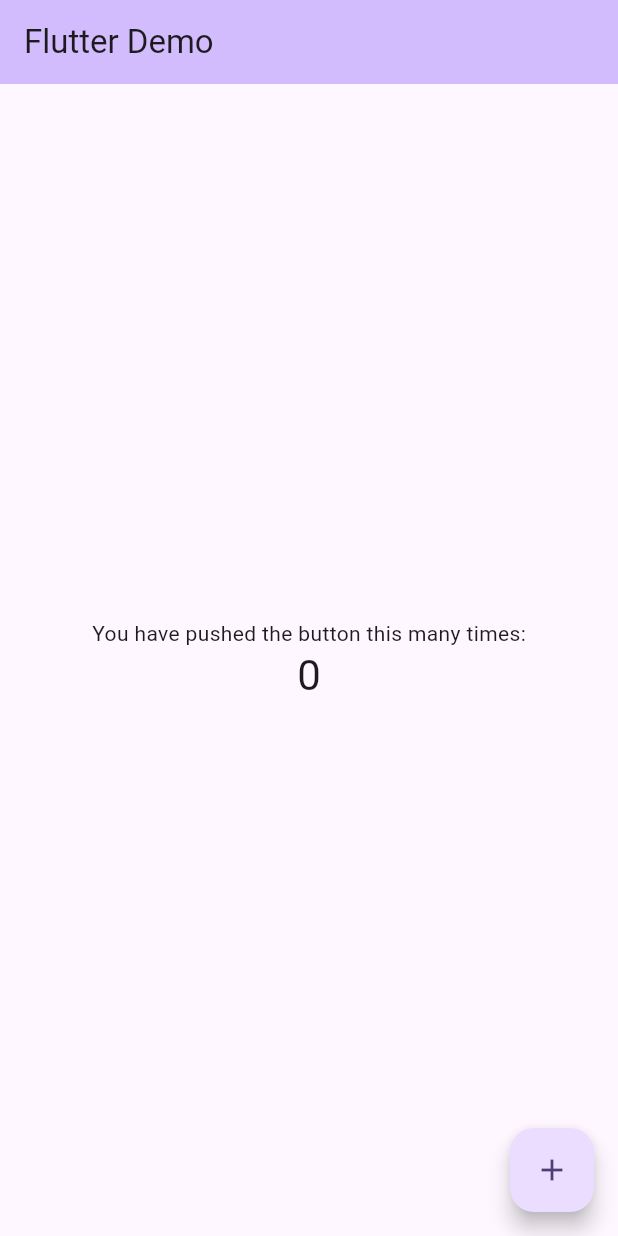
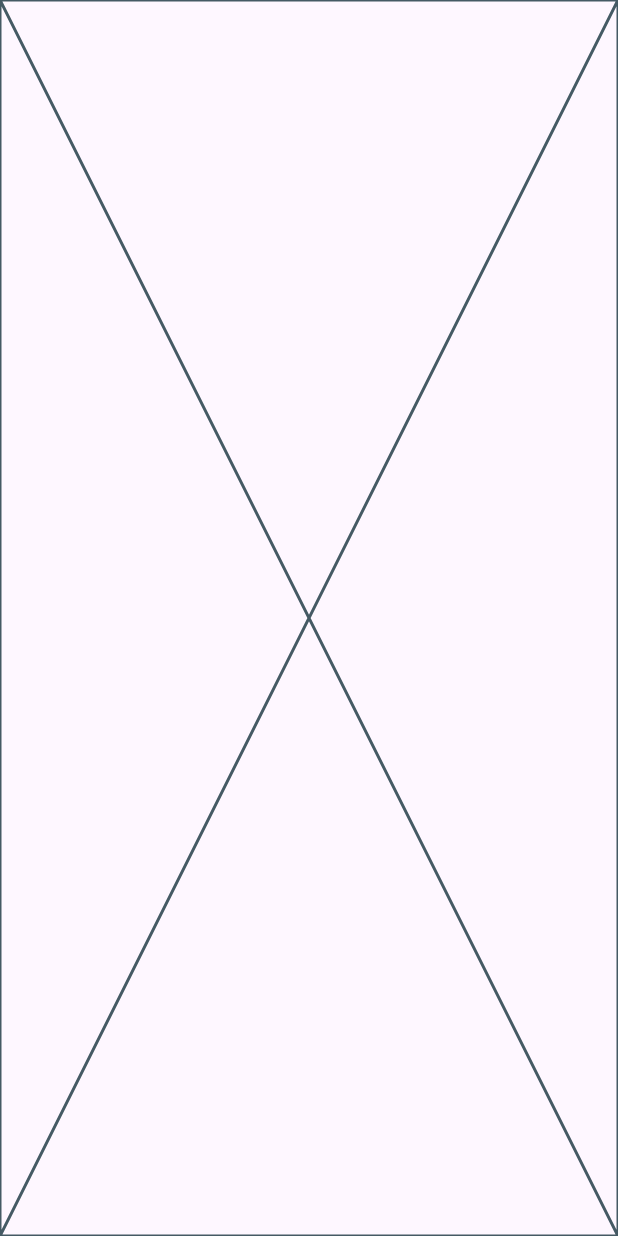
Before and after one commit to NumanSh/BooklyApp, a Flutter app: the screen it shows after launch, on a phone screen of 412 x 824 dp. Run offline on Flutter 3.47's test engine with Material 3 defaults, Android fonts, the phone set to English and light mode, and no system bars; our stand-ins replace get.

Commit message:
creating splash view body

```diff
--- /dev/null
+++ b/bookly_app/lib/features/splash/presentation/views/splash_view.dart
@@ -0,0 +1,14 @@
+import 'package:flutter/material.dart';
+
+import 'widgets/splash_view_body.dart';
+
+class SplashView extends StatelessWidget {
+  const SplashView({super.key});
+
+  @override
+  Widget build(BuildContext context) {
+    return const Scaffold(
+      body: SplashViewBody(),
+    );
+  }
+}
--- /dev/null
+++ b/bookly_app/lib/features/splash/presentation/views/widgets/splash_view_body.dart
@@ -0,0 +1,10 @@
+import 'package:flutter/material.dart';
+
+class SplashViewBody extends StatelessWidget {
+  const SplashViewBody({super.key});
+
+  @override
+  Widget build(BuildContext context) {
+    return const Placeholder();
+  }
+}
--- a/bookly_app/lib/main.dart
+++ b/bookly_app/lib/main.dart
@@ -1,125 +1,18 @@
+import 'package:bookly_app/features/splash/presentation/views/splash_view.dart';
 import 'package:flutter/material.dart';
+import 'package:get/get.dart';
 
 void main() {
-  runApp(const MyApp());
+  runApp(const Bookly());
 }
 
-class MyApp extends StatelessWidget {
-  const MyApp({super.key});
+class Bookly extends StatelessWidget {
+  const Bookly({super.key});
 
-  // This widget is the root of your application.
   @override
   Widget build(BuildContext context) {
-    return MaterialApp(
-      title: 'Flutter Demo',
-      theme: ThemeData(
-        // This is the theme of your application.
-        //
-        // TRY THIS: Try running your application with "flutter run". You'll see
-        // the application has a purple toolbar. Then, without quitting the app,
-        // try changing the seedColor in the colorScheme below to Colors.green
-        // and then invoke "hot reload" (save your changes or press the "hot
-        // reload" button in a Flutter-supported IDE, or press "r" if you used
-        // the command line to start the app).
-        //
-        // Notice that the counter didn't reset back to zero; the application
-        // state is not lost during the reload. To reset the state, use hot
-        // restart instead.
-        //
-        // This works for code too, not just values: Most code changes can be
-        // tested with just a hot reload.
-        colorScheme: ColorScheme.fromSeed(seedColor: Colors.deepPurple),
-        useMaterial3: true,
-      ),
-      home: const MyHomePage(title: 'Flutter Demo '),
+    return GetMaterialApp(
+      home: SplashView(),
     );
   }
 }
-
-class MyHomePage extends StatefulWidget {
-  const MyHomePage({super.key, required this.title});
-
-  // This widget is the home page of your application. It is stateful, meaning
-  // that it has a State object (defined below) that contains fields that affect
-  // how it looks.
-
-  // This class is the configuration for the state. It holds the values (in this
-  // case the title) provided by the parent (in this case the App widget) and
-  // used by the build method of the State. Fields in a Widget subclass are
-  // always marked "final".
-
-  final String title;
-
-  @override
-  State<MyHomePage> createState() => _MyHomePageState();
-}
-
-class _MyHomePageState extends State<MyHomePage> {
-  int _counter = 0;
-
-  void _incrementCounter() {
-    setState(() {
-      // This call to setState tells the Flutter framework that something has
-      // changed in this State, which causes it to rerun the build method below
-      // so that the display can reflect the updated values. If we changed
-      // _counter without calling setState(), then the build method would not be
-      // called again, and so nothing would appear to happen.
-      _counter++;
-    });
-  }
-
-  @override
-  Widget build(BuildContext context) {
-    // This method is rerun every time setState is called, for instance as done
-    // by the _incrementCounter method above.
-    //
-    // The Flutter framework has been optimized to make rerunning build methods
-    // fast, so that you can just rebuild anything that needs updating rather
-    // than having to individually change instances of widgets.
-    return Scaffold(
-      appBar: AppBar(
-        // TRY THIS: Try changing the color here to a specific color (to
-        // Colors.amber, perhaps?) and trigger a hot reload to see the AppBar
-        // change color while the other colors stay the same.
-        backgroundColor: Theme.of(context).colorScheme.inversePrimary,
-        // Here we take the value from the MyHomePage object that was created by
-        // the App.build method, and use it to set our appbar title.
-        title: Text(widget.title),
-      ),
-      body: Center(
-        // Center is a layout widget. It takes a single child and positions it
-        // in the middle of the parent.
-        child: Column(
-          // Column is also a layout widget. It takes a list of children and
-          // arranges them vertically. By default, it sizes itself to fit its
-          // children horizontally, and tries to be as tall as its parent.
-          //
-          // Column has various properties to control how it sizes itself and
-          // how it positions its children. Here we use mainAxisAlignment to
-          // center the children vertically; the main axis here is the vertical
-          // axis because Columns are vertical (the cross axis would be
-          // horizontal).
-          //
-          // TRY THIS: Invoke "debug painting" (choose the "Toggle Debug Paint"
-          // action in the IDE, or press "p" in the console), to see the
-          // wireframe for each widget.
-          mainAxisAlignment: MainAxisAlignment.center,
-          children: <Widget>[
-            const Text(
-              'You have pushed the button this many times:',
-            ),
-            Text(
-              '$_counter',
-              style: Theme.of(context).textTheme.headlineMedium,
-            ),
-          ],
-        ),
-      ),
-      floatingActionButton: FloatingActionButton(
-        onPressed: _incrementCounter,
-        tooltip: 'Increment',
-        child: const Icon(Icons.add),
-      ), // This trailing comma makes auto-formatting nicer for build methods.
-    );
-  }
-}
--- a/bookly_app/pubspec.yaml
+++ b/bookly_app/pubspec.yaml
@@ -35,6 +35,7 @@ dependencies:
   # The following adds the Cupertino Icons font to your application.
   # Use with the CupertinoIcons class for iOS style icons.
   cupertino_icons: ^1.0.2
+  get: ^4.6.6
 
 dev_dependencies:
   flutter_test:
```
Also changed, not shown: bookly_app/pubspec.lock, 1 other file.
